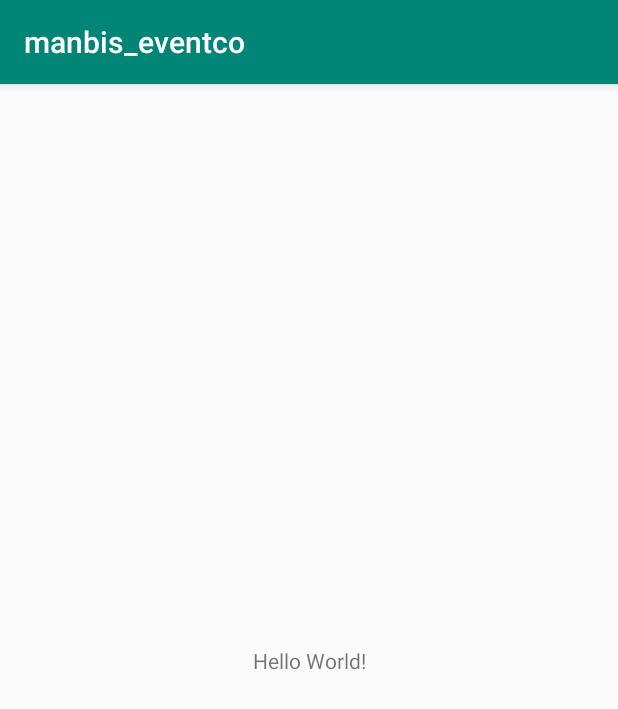
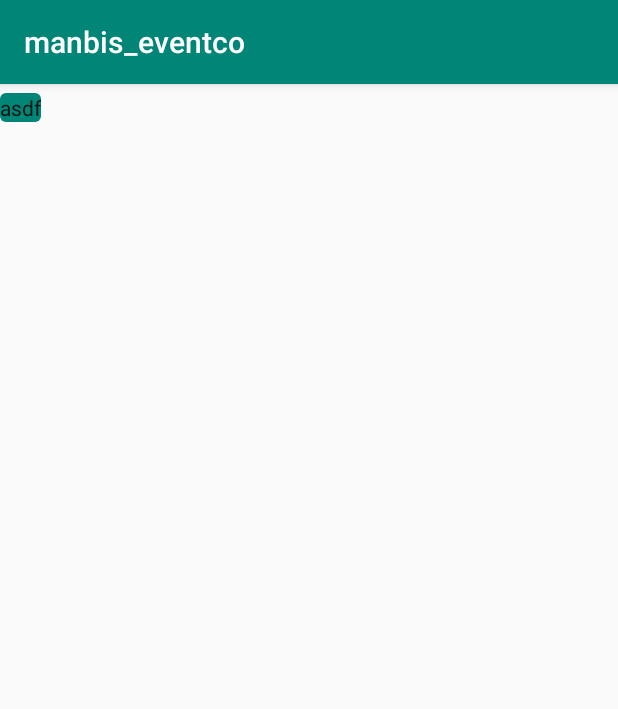
Before and after one commit to crshao/manbis_eventco, an Android app: the screen it shows after launch (MainActivity), on a phone screen of 412 x 824 dp. Shown: the top 709 px of the screen. Run offline under Robolectric (Android 15) with nearby library versions, the phone set to English and light mode, and no system bars.

Commit message:
Auto stash before merge of "master" and "origin/master"

```diff
--- a/app/src/main/java/com/example/manbis_eventco/MainActivity.java
+++ b/app/src/main/java/com/example/manbis_eventco/MainActivity.java
@@ -10,6 +10,5 @@ public class MainActivity extends AppCompatActivity {
     protected void onCreate(Bundle savedInstanceState) {
         super.onCreate(savedInstanceState);
         setContentView(R.layout.activity_main);
-        //TES TES
     }
 }
--- a/app/src/main/res/layout/activity_main.xml
+++ b/app/src/main/res/layout/activity_main.xml
@@ -6,13 +6,11 @@
     android:layout_height="match_parent"
     tools:context=".MainActivity">
 
-    <TextView
+    <com.google.android.material.button.MaterialButton
         android:layout_width="wrap_content"
         android:layout_height="wrap_content"
-        android:text="Hello World!"
-        app:layout_constraintBottom_toBottomOf="parent"
-        app:layout_constraintLeft_toLeftOf="parent"
-        app:layout_constraintRight_toRightOf="parent"
-        app:layout_constraintTop_toTopOf="parent" />
+        android:id="@+id/asd"
+        android:text="asdf"
+        />
 
 </androidx.constraintlayout.widget.ConstraintLayout>
```
Also changed, not shown: app/build.gradle (+11 -0 lines).
